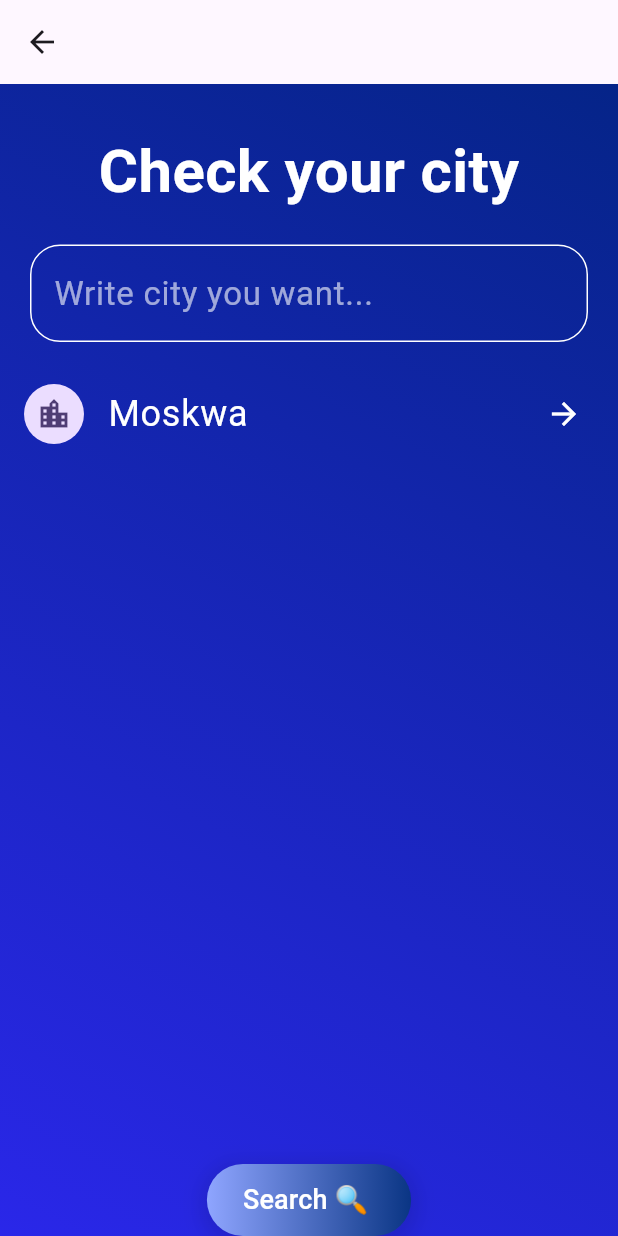
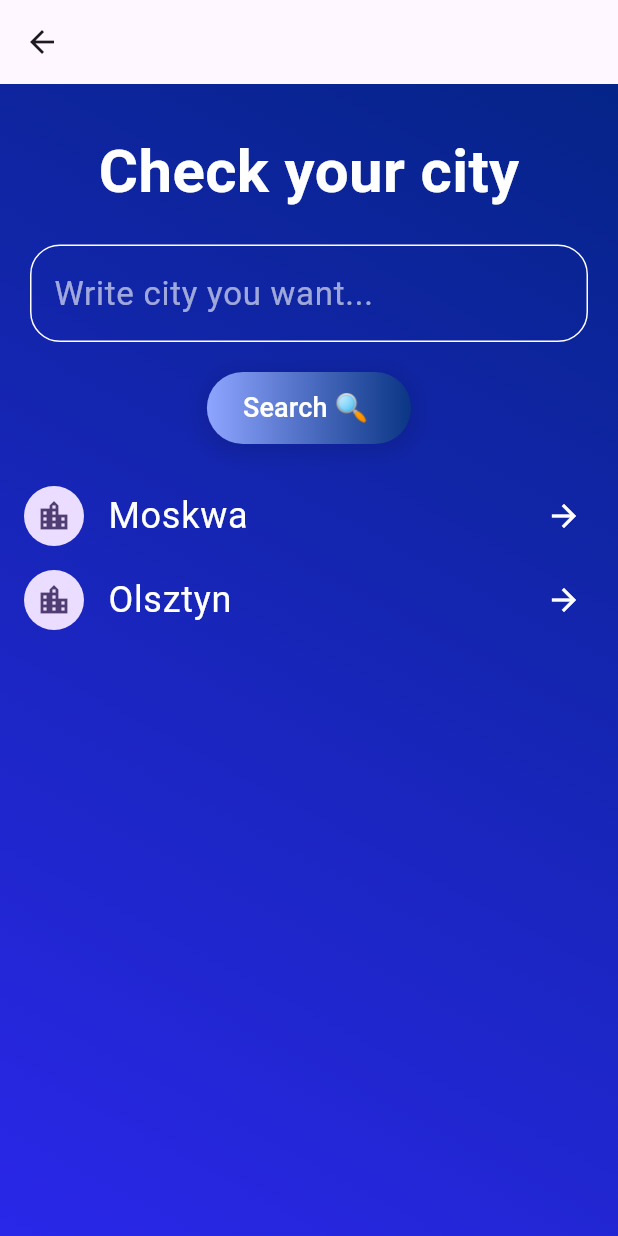
Before and after one commit to maciejsulikowski/weather_app, a Flutter app: the SearchCity screen opened directly, after a tap on "Search 🔍", on a phone screen of 412 x 824 dp. Run offline on Flutter 3.47's test engine with Material 2 defaults, Android fonts, the phone set to English and light mode, and no system bars; our stand-ins replace dio, google_fonts, lottie.

Commit message:
Add toogleButton method

```diff
--- a/lib/features/search_page/search_page_widget.dart
+++ b/lib/features/search_page/search_page_widget.dart
@@ -13,12 +13,20 @@ class SearchCity extends StatefulWidget {
   State<SearchCity> createState() => _SearchCityState();
 }
 
+bool isButtonClicked = false;
+
 class _SearchCityState extends State<SearchCity> {
   @override
   Widget build(BuildContext context) {
-    final List<SearchModel> listS;
+    void toogleButton() {
+      setState(() {
+        isButtonClicked = !isButtonClicked;
+      });
+    }
+
     final List list = [
       'Moskwa',
+      'Olsztyn',
     ];
 
     Future<SearchModel?> apiCall(String city) async {
@@ -87,32 +95,6 @@ class _SearchCityState extends State<SearchCity> {
                                 color: Colors.white60, fontSize: 22))),
                   ),
                   const SizedBox(height: 20),
-                  Expanded(
-                    child: ListView.builder(
-                        itemCount: list.length,
-                        itemBuilder: (context, index) {
-                          return InkWell(
-                            onTap: () {
-                              Navigator.of(context).push(MaterialPageRoute(
-                                  builder: (context) => const WeatherWidget()));
-                              apiCall(list[index]);
-                            },
-                            child: ListTile(
-                              title: Text(list[index],
-                                  style: GoogleFonts.aBeeZee(
-                                    fontSize: 24,
-                                    color: Colors.white,
-                                  )),
-                              leading: const CircleAvatar(
-                                  child: Icon(Icons.location_city)),
-                              trailing: const Icon(
-                                Icons.arrow_forward,
-                                color: Colors.white,
-                              ),
-                            ),
-                          );
-                        }),
-                  ),
                   Container(
                     margin: const EdgeInsets.symmetric(horizontal: 20),
                     decoration: BoxDecoration(
@@ -137,7 +119,7 @@ class _SearchCityState extends State<SearchCity> {
                         ]),
                     child: ElevatedButton(
                       onPressed: () {
-                        // apiCall(city)
+                        toogleButton();
                       },
                       style: ElevatedButton.styleFrom(
                           backgroundColor: Colors.transparent,
@@ -149,6 +131,39 @@ class _SearchCityState extends State<SearchCity> {
                           )),
                     ),
                   ),
+                  const SizedBox(height: 20),
+                  if (isButtonClicked == false) ...[
+                    const Expanded(child: Text('Nic nie ma')),
+                  ],
+                  if (isButtonClicked == true) ...[
+                    Expanded(
+                      child: ListView.builder(
+                          itemCount: list.length,
+                          itemBuilder: (context, index) {
+                            return InkWell(
+                              onTap: () {
+                                Navigator.of(context).push(MaterialPageRoute(
+                                    builder: (context) =>
+                                        const WeatherWidget()));
+                                // apiCall(list[index]);
+                              },
+                              child: ListTile(
+                                title: Text(list[index],
+                                    style: GoogleFonts.aBeeZee(
+                                      fontSize: 24,
+                                      color: Colors.white,
+                                    )),
+                                leading: const CircleAvatar(
+                                    child: Icon(Icons.location_city)),
+                                trailing: const Icon(
+                                  Icons.arrow_forward,
+                                  color: Colors.white,
+                                ),
+                              ),
+                            );
+                          }),
+                    )
+                  ],
                 ],
               ),
             ),
```
